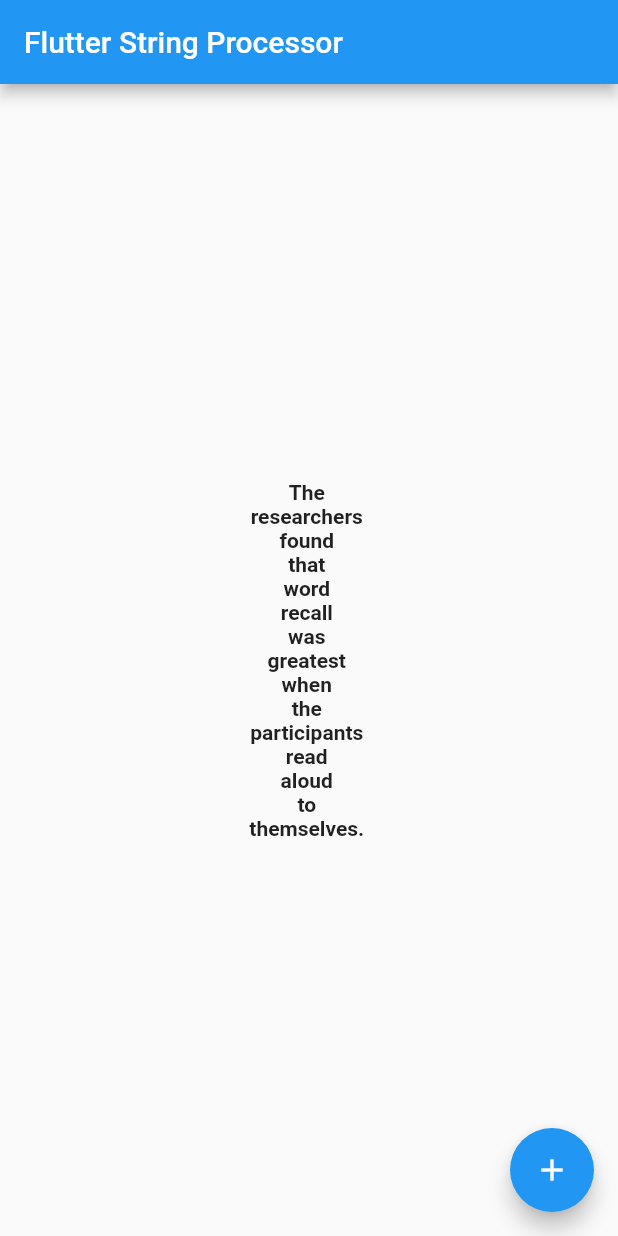
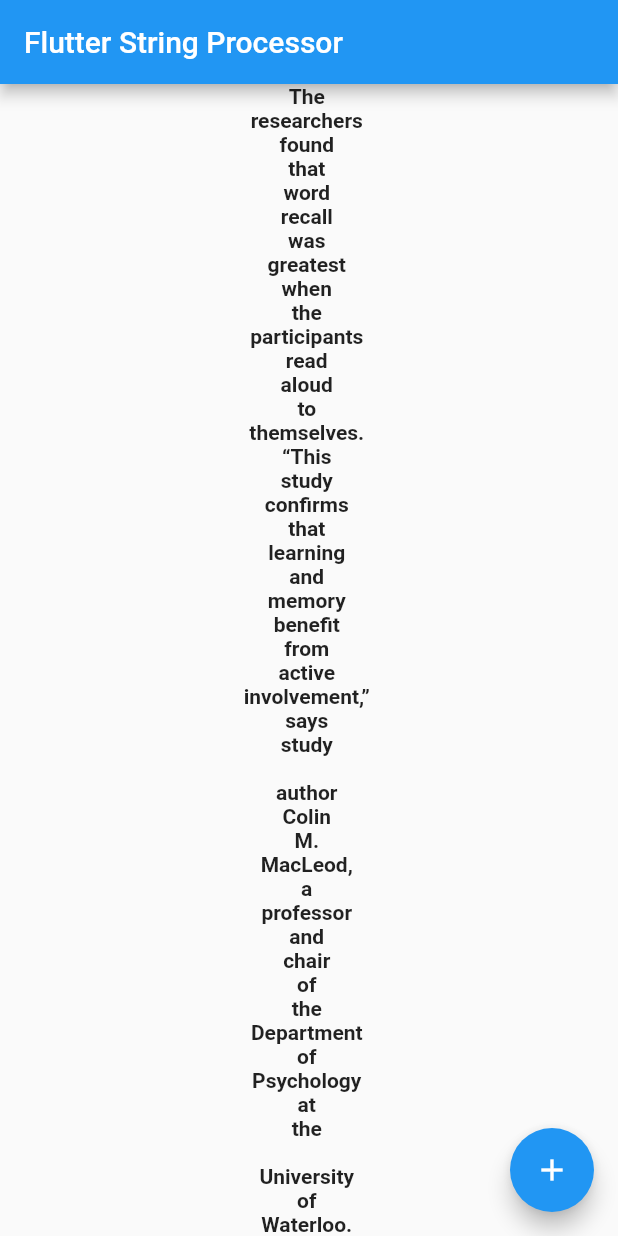
Before and after one commit to rlew421/string_processor, a Flutter app: the screen it shows after launch, on a phone screen of 412 x 824 dp. Run offline on Flutter 3.47's test engine with Material 2 defaults, Android fonts, the phone set to English and light mode, and no system bars.

Commit message:
Add full paragraph

```diff
--- a/lib/main.dart
+++ b/lib/main.dart
@@ -52,7 +52,8 @@ class MyHomePage extends StatefulWidget {
 
 class _MyHomePageState extends State<MyHomePage> {
   var split =
-      ('The researchers found that word recall was greatest when the participants read aloud to themselves.')
+      ("The researchers found that word recall was greatest when the participants read aloud to themselves. “This study confirms that learning and memory benefit from active involvement,” says study  author Colin M. MacLeod, a professor and chair of the Department of Psychology at the  University of Waterloo.")
+          .replaceAll('"', '\\"')
           .split(" ");
 
   @override
```
